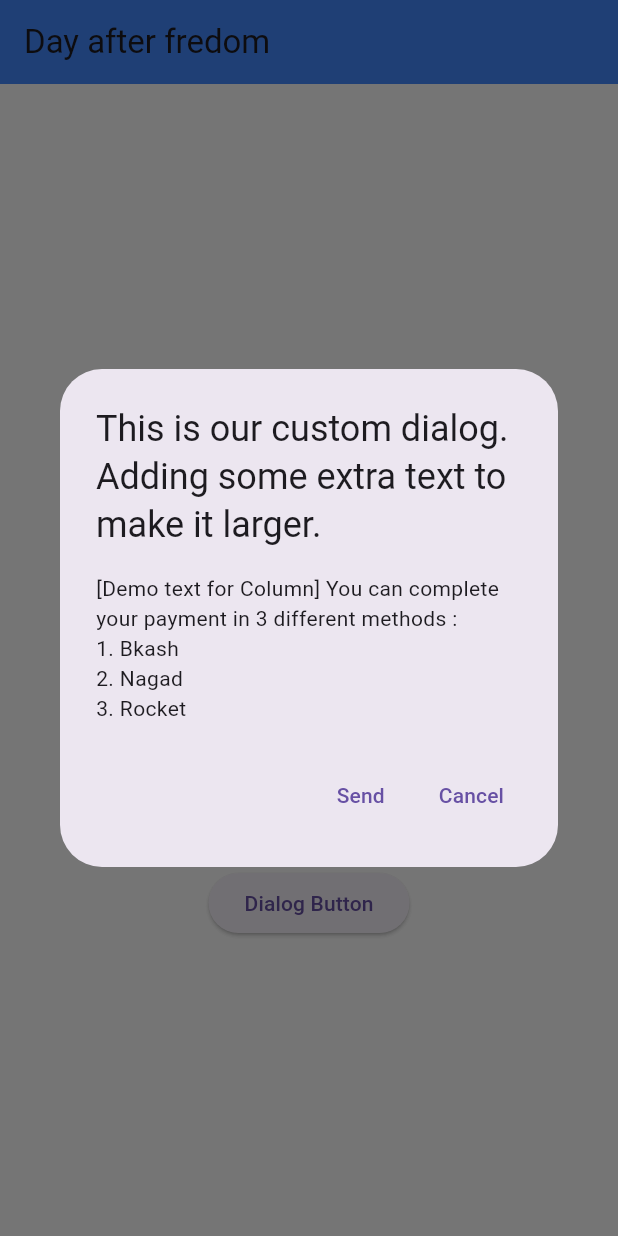
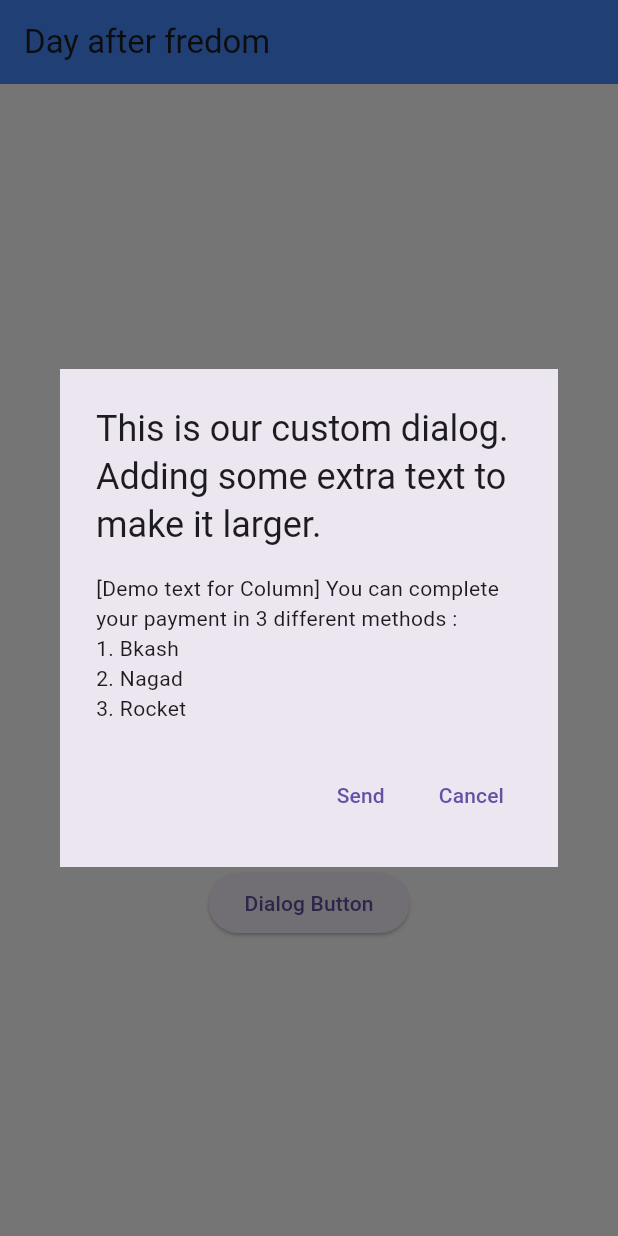
Before and after one commit to rup-chowdhury/flutter-ostad, a Flutter app: the screen it shows after launch, after a tap on "Dialog Button", on a phone screen of 412 x 824 dp. Run offline on Flutter 3.47's test engine with Material 3 defaults, Android fonts, the phone set to English and light mode, and no system bars.

```diff
--- a/five/lib/main.dart
+++ b/five/lib/main.dart
@@ -137,6 +137,10 @@ class _HomeState extends State<Home> {
                           child: Text("Cancel")
                       )
                     ],
+                    shape: RoundedRectangleBorder(
+                      // borderRadius: BorderRadius.zero,
+                      borderRadius: BorderRadius.circular(0.0)
+                    ),
                   );
                 });
                 },
```
